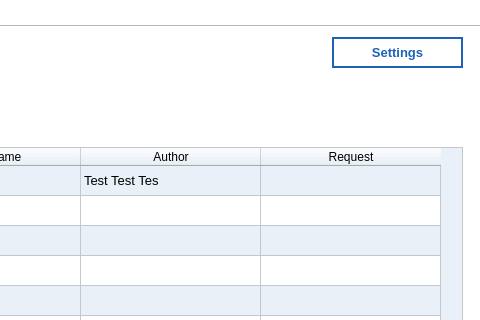
Old version of the form gui/studentMyBooks.ui in the repository iamafi/os_client; both pictures show x 320 to 800 and y 0 to 320 of the 800 by 567 pixel window.
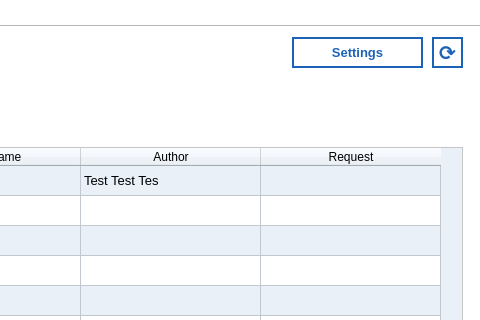
New version of the form. The open tabs and pages were chosen to show the change. Icons and pictures are not drawn.

The edit to the form file:
```diff
--- a/gui/studentMyBooks.ui
+++ b/gui/studentMyBooks.ui
@@ -523,7 +523,7 @@
     <widget class="QPushButton" name="settings_2">
      <property name="geometry">
       <rect>
-       <x>650</x>
+       <x>610</x>
        <y>10</y>
        <width>131</width>
        <height>31</height>
@@ -560,6 +560,52 @@
       <bool>false</bool>
      </property>
     </widget>
+    <widget class="QPushButton" name="refresh_2">
+     <property name="geometry">
+      <rect>
+       <x>750</x>
+       <y>10</y>
+       <width>31</width>
+       <height>31</height>
+      </rect>
+     </property>
+     <property name="font">
+      <font>
+       <pointsize>15</pointsize>
+       <weight>75</weight>
+       <bold>true</bold>
+      </font>
+     </property>
+     <property name="autoFillBackground">
+      <bool>false</bool>
+     </property>
+     <property name="styleSheet">
+      <string notr="true">background-color:   rgb(255, 255, 255);
+color: rgb(28, 99, 183);
+border: 2px solid  rgb(28, 99, 183);</string>
+     </property>
+     <property name="text">
+      <string>⟳</string>
+     </property>
+     <property name="iconSize">
+      <size>
+       <width>16</width>
+       <height>16</height>
+      </size>
+     </property>
+     <property name="checkable">
+      <bool>false</bool>
+     </property>
+     <property name="autoDefault">
+      <bool>true</bool>
+     </property>
+     <property name="default">
+      <bool>false</bool>
+     </property>
+     <property name="flat">
+      <bool>false</bool>
+     </property>
+    </widget>
    </widget>
   </widget>
  </widget>
```
Left out of the diff: 2 changed lines with no effect on the pictures.
